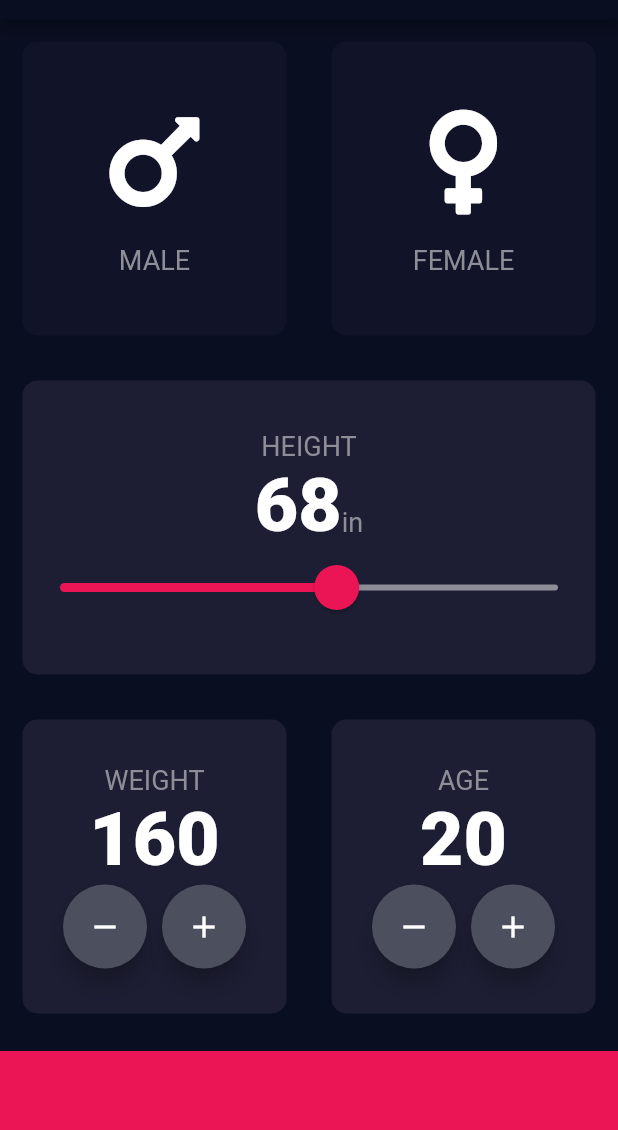
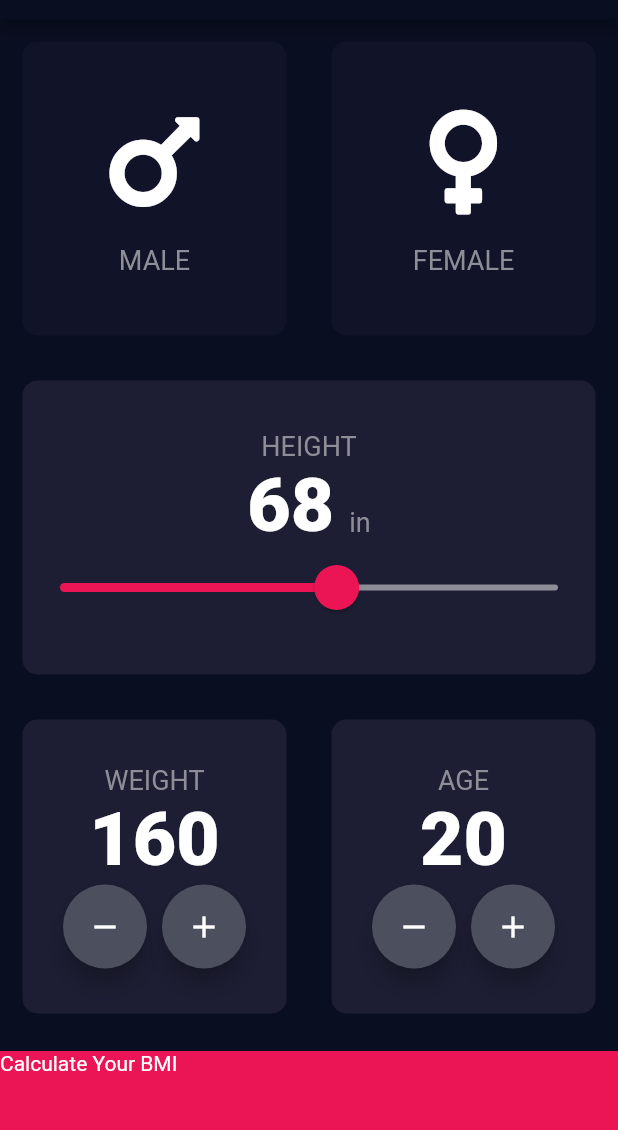
Before and after one commit to jesse-dahl/flutter-bmi-calculator, a Flutter app: the screen it shows after launch, on a phone screen of 412 x 824 dp, the part 65-1195 px from its top. Run offline on Flutter 3.47's test engine with Material 2 defaults, Android fonts, the phone set to English and light mode, and no system bars; our stand-ins replace font_awesome_flutter.

Commit message:
added a little more styling to make things look better

```diff
--- a/lib/input-page.dart
+++ b/lib/input-page.dart
@@ -82,6 +82,11 @@ class _InputPageState extends State<InputPage> {
                         height.toString(),
                         style: numberTextStyle,
                       ),
+
+                      SizedBox(
+                        width: 10.0,
+                      ),
+
                       Text(
                         'in',
                         style: labelTextStyle,
@@ -223,6 +228,7 @@ class _InputPageState extends State<InputPage> {
             margin: EdgeInsets.only(top: 10.0),
             width: double.infinity,
             height: bottomContainerHeight,
+            child: Text("Calculate Your BMI"),
           ),
         ],
       ),
```
